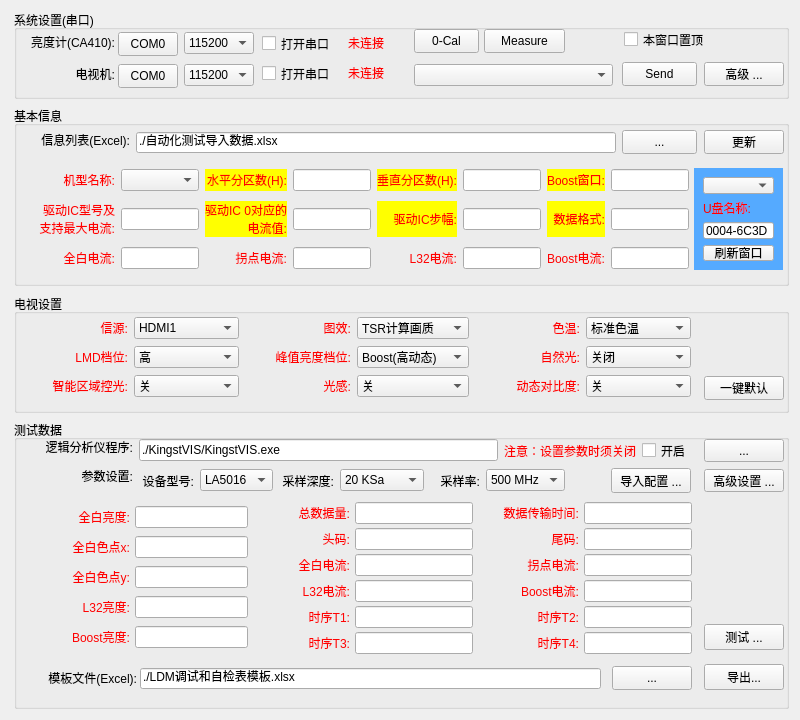
Above: TCLAutoTestTool/MainWindow.ui from wlffeng2008/TCLAutoTest before the change. Below: the same form after it.
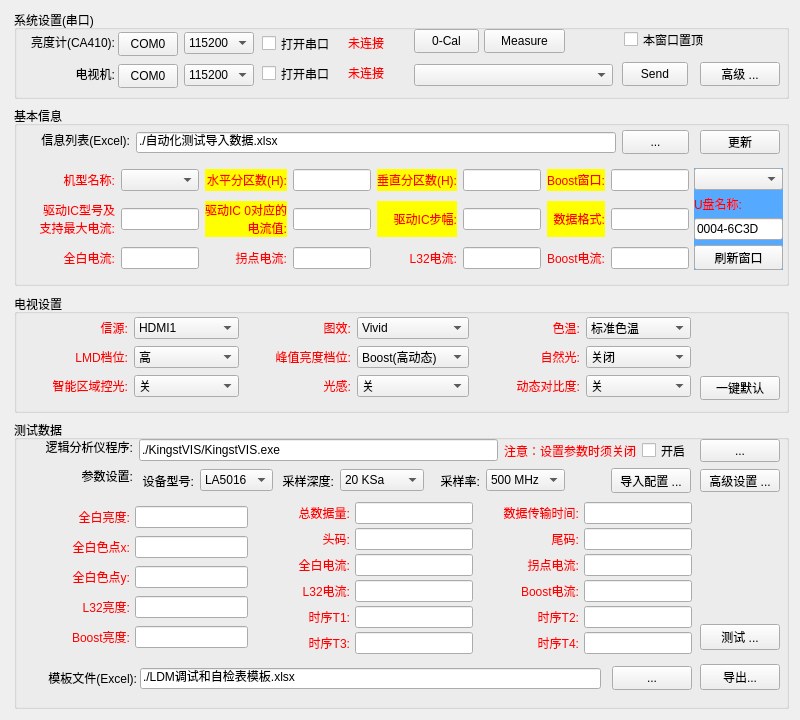
That is the form after the change.

```diff
--- a/TCLAutoTestTool/MainWindow.ui
+++ b/TCLAutoTestTool/MainWindow.ui
@@ -70,7 +70,7 @@
       <rect>
        <x>608</x>
        <y>24</y>
-       <width>75</width>
+       <width>67</width>
        <height>24</height>
       </rect>
      </property>
@@ -81,7 +81,7 @@
     <widget class="QPushButton" name="pushButtonReload">
      <property name="geometry">
       <rect>
-       <x>690</x>
+       <x>686</x>
        <y>24</y>
        <width>80</width>
        <height>24</height>
@@ -320,6 +320,21 @@
       <string notr="true">#FrameExtras{background-color: rgb(85, 170, 255);}</string>
      </property>
      <layout class="QVBoxLayout" name="verticalLayout">
+      <property name="spacing">
+       <number>5</number>
+      </property>
+      <property name="leftMargin">
+       <number>0</number>
+      </property>
+      <property name="topMargin">
+       <number>0</number>
+      </property>
+      <property name="rightMargin">
+       <number>0</number>
+      </property>
+      <property name="bottomMargin">
+       <number>0</number>
+      </property>
       <item>
        <widget class="QComboBox" name="comboBoxWindows">
         <property name="maxVisibleItems">
@@ -372,7 +387,7 @@
     <widget class="QPushButton" name="pushButtonSetDefault">
      <property name="geometry">
       <rect>
-       <x>690</x>
+       <x>686</x>
        <y>82</y>
        <width>80</width>
        <height>24</height>
@@ -457,12 +472,20 @@
       </item>
       <item row="0" column="3">
        <widget class="QComboBox" name="comboBoxTV1">
+        <property name="currentIndex">
+         <number>2</number>
+        </property>
         <property name="maxVisibleItems">
          <number>30</number>
         </property>
         <item>
          <property name="text">
-          <string>TSR计算画质</string>
+          <string>标准(Standard)</string>
+         </property>
+        </item>
+        <item>
+         <property name="text">
+          <string>Movie(电影)</string>
          </property>
         </item>
         <item>
@@ -786,7 +809,7 @@
     <widget class="QPushButton" name="pushButtonDotest">
      <property name="geometry">
       <rect>
-       <x>690</x>
+       <x>686</x>
        <y>204</y>
        <width>80</width>
        <height>26</height>
@@ -799,7 +822,7 @@
     <widget class="QPushButton" name="pushButtonExcel">
      <property name="geometry">
       <rect>
-       <x>690</x>
+       <x>686</x>
        <y>244</y>
        <width>80</width>
        <height>26</height>
@@ -1163,7 +1186,7 @@
     <widget class="QPushButton" name="pushButtonSPISet">
      <property name="geometry">
       <rect>
-       <x>690</x>
+       <x>686</x>
        <y>49</y>
        <width>80</width>
        <height>23</height>
@@ -1204,7 +1227,7 @@
     <widget class="QPushButton" name="pushButtonFindKIS">
      <property name="geometry">
       <rect>
-       <x>690</x>
+       <x>686</x>
        <y>19</y>
        <width>80</width>
        <height>23</height>
@@ -1857,7 +1880,7 @@
       <rect>
        <x>608</x>
        <y>52</y>
-       <width>75</width>
+       <width>66</width>
        <height>24</height>
       </rect>
      </property>
@@ -1881,7 +1904,7 @@
     <widget class="QPushButton" name="pushButtonTVSendX">
      <property name="geometry">
       <rect>
-       <x>690</x>
+       <x>686</x>
        <y>52</y>
        <width>80</width>
        <height>24</height>
```
Left out of the diff: 15 changed lines with no effect on the pictures.
